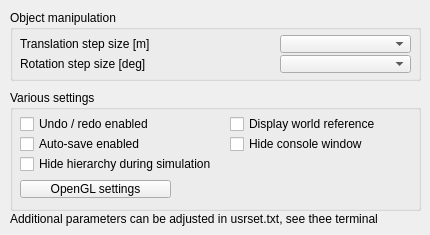
Old version of the form ui/qdlgsettings.ui in the repository CoppeliaRobotics/coppeliaSimLib.
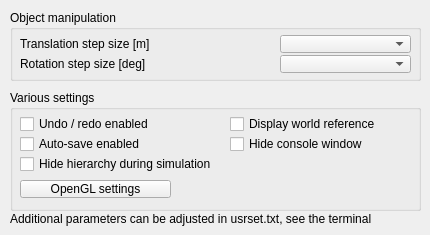
New version of the form.

Commit message: terminal timestamp option as unix timestamp

Patch:
```diff
--- a/ui/qdlgsettings.ui
+++ b/ui/qdlgsettings.ui
@@ -203,7 +203,7 @@
     </rect>
    </property>
    <property name="text">
-    <string>Additional parameters can be adjusted in usrset.txt, see thee terminal</string>
+    <string>Additional parameters can be adjusted in usrset.txt, see the terminal</string>
    </property>
   </widget>
  </widget>
```
The commit also changes 1 other file.
